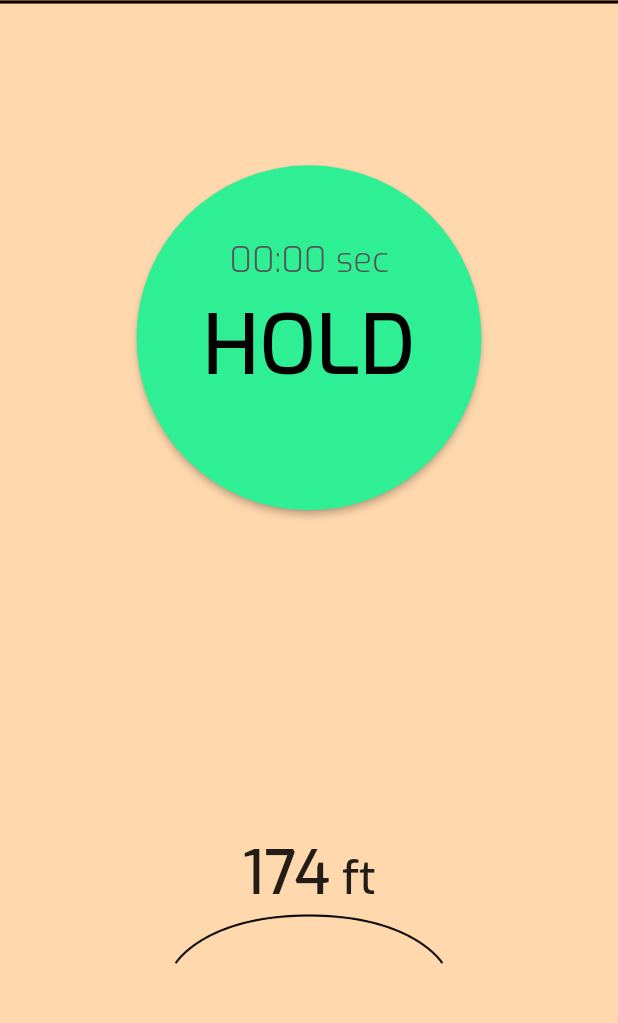
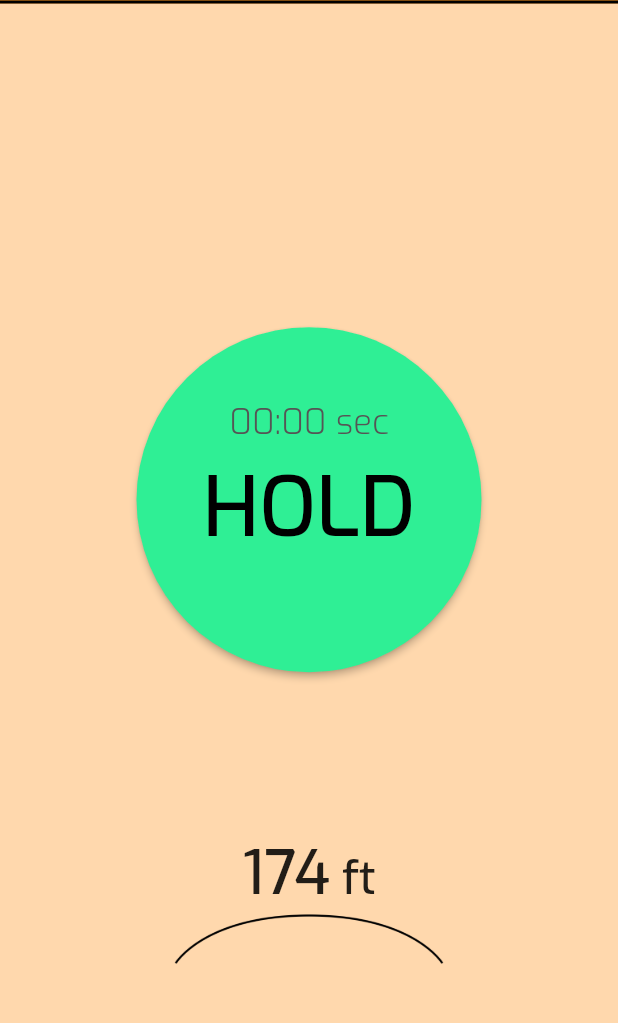
Before and after one commit to JaredTeter/height_finder, a Flutter app: the screen it shows after launch, on a phone screen of 412 x 824 dp, the part 109-1132 px from its top. Run offline on Flutter 3.47's test engine with Material 2 defaults, Android fonts, the phone set to English and light mode, and no system bars.

Commit message:
formatted home screen

```diff
--- a/lib/home.dart
+++ b/lib/home.dart
@@ -33,9 +33,10 @@ class _HomeState extends State<Home> {
       ),
       body: Center(
         child: Column(
-          mainAxisAlignment: MainAxisAlignment.spaceAround,
           children: [
+            const Spacer(flex: 2),
             timeButton(),
+            const Spacer(flex: 1),
             Column(
               children: [
                 Row(
@@ -65,6 +66,7 @@ class _HomeState extends State<Home> {
                 ),
               ],
             ),
+            const Spacer(flex: 1),
           ],
         ),
       ),
```
